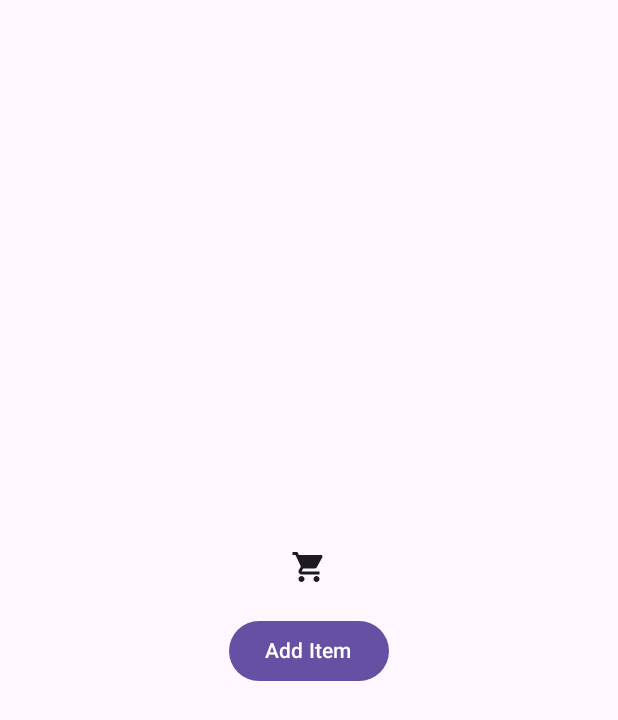
After one commit to hossain72/ComposeExample, an Android app built with Jetpack Compose: the composable BadgesExample shown on its own in the app's theme, on a phone screen of 412 x 824 dp. The commit adds this screen. Shown: the top 720 px of the screen. Run offline under Robolectric (Android 15) with nearby library versions, the phone set to English and light mode, and no system bars.

Commit message:
badge example done

```diff
--- a/app/src/main/java/com/rul/compose_example/MainActivity.kt
+++ b/app/src/main/java/com/rul/compose_example/MainActivity.kt
@@ -1,5 +1,6 @@
 package com.rul.compose_example
 
+//import DropdownSearchExample
 import android.os.Bundle
 import androidx.activity.ComponentActivity
 import androidx.activity.compose.setContent
@@ -57,6 +58,7 @@ class MainActivity : ComponentActivity() {
                 //BasicBottomNavBar()
                 //App()
                 //AnimationExample()
+                //DropdownSearchExample()
             }
         }
     }
--- /dev/null
+++ b/app/src/main/java/com/rul/compose_example/new_jetpack_compose/badge_20/BadgesExample.kt
@@ -0,0 +1,64 @@
+package com.rul.compose_example.new_jetpack_compose.badge_20
+
+import androidx.compose.foundation.layout.Arrangement
+import androidx.compose.foundation.layout.Column
+import androidx.compose.foundation.layout.Spacer
+import androidx.compose.foundation.layout.fillMaxSize
+import androidx.compose.foundation.layout.height
+import androidx.compose.foundation.layout.padding
+import androidx.compose.material.icons.Icons
+import androidx.compose.material.icons.filled.ShoppingCart
+import androidx.compose.material3.Badge
+import androidx.compose.material3.BadgedBox
+import androidx.compose.material3.Button
+import androidx.compose.material3.Icon
+import androidx.compose.material3.Text
+import androidx.compose.runtime.Composable
+import androidx.compose.runtime.getValue
+import androidx.compose.runtime.mutableStateOf
+import androidx.compose.runtime.remember
+import androidx.compose.runtime.setValue
+import androidx.compose.ui.Alignment
+import androidx.compose.ui.Modifier
+import androidx.compose.ui.graphics.Color
+import androidx.compose.ui.tooling.preview.Preview
+import androidx.compose.ui.unit.dp
+
+@Composable
+fun BadgesExample() {
+    var itemCount by remember { mutableStateOf(0) }
+
+    Column(
+        modifier = Modifier
+            .fillMaxSize()
+            .padding(horizontal = 16.dp),
+        verticalArrangement = Arrangement.Center,
+        horizontalAlignment = Alignment.CenterHorizontally
+        //verticalArrangement = Arrangement.spacedBy(8.dp)
+    ) {
+        BadgedBox(
+            badge = {
+                if (itemCount > 0) {
+                    Badge(contentColor = Color.White, containerColor = Color.Red) {
+                        Text(text = "$itemCount")
+                    }
+                }
+            }
+        ) {
+            Icon(Icons.Default.ShoppingCart, contentDescription = null)
+        }
+        Spacer(modifier = Modifier.height(20.dp))
+        Button(onClick = {
+            itemCount++
+        }) {
+            Text("Add Item")
+        }
+    }
+
+}
+
+@Preview(showSystemUi = true)
+@Composable
+fun Preview_BadgesExample() {
+    BadgesExample()
+}
```
